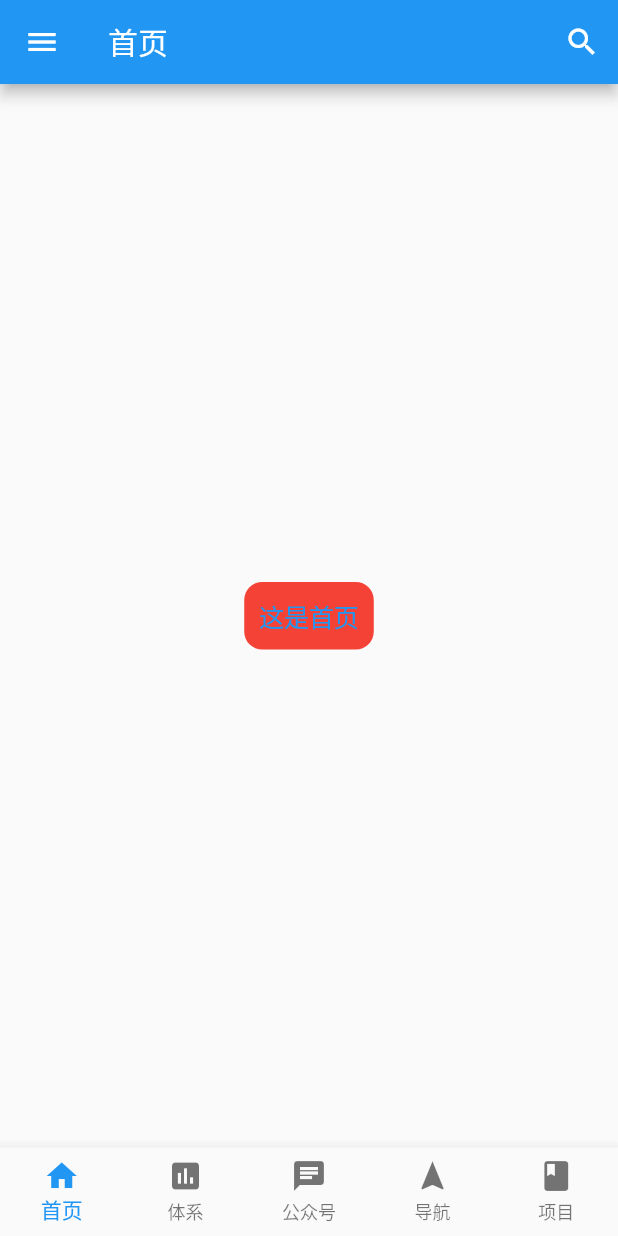
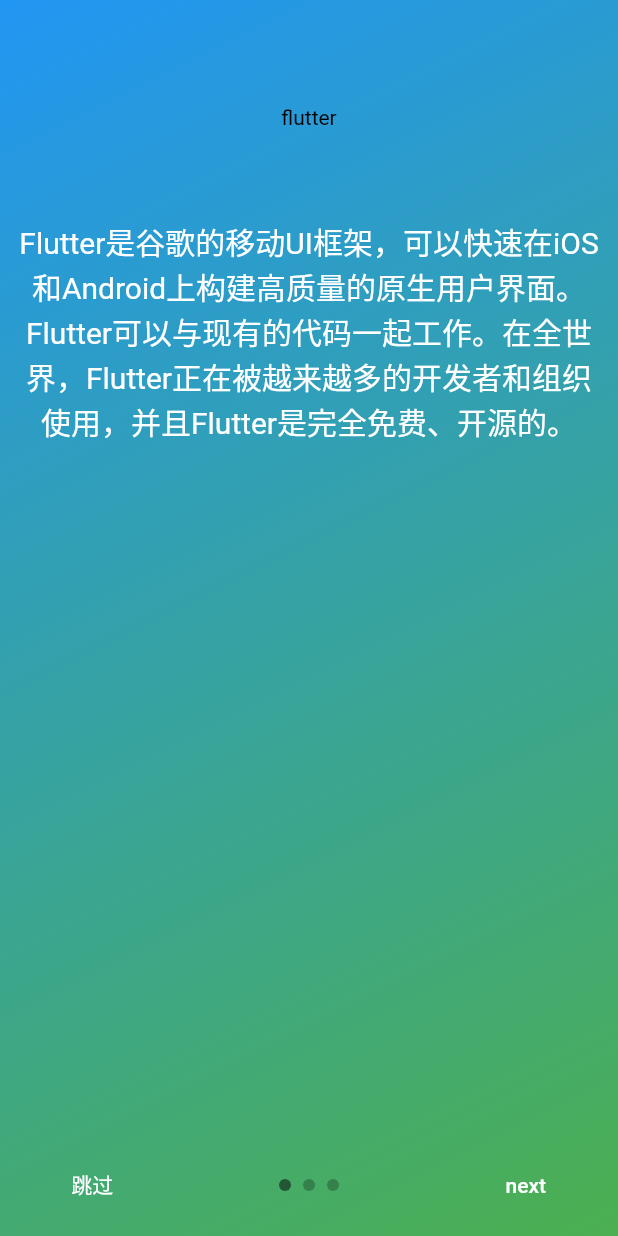
Before and after one commit to pengshuangta/flutter_wan_android_demo, a Flutter app: the screen it shows after launch, on a phone screen of 412 x 824 dp. Run offline on Flutter 3.47's test engine with Material 2 defaults, Android fonts, the light colour scheme and no system bars; drawn by our look-alikes of intro_slider; our stand-ins replace package_info, shared_preferences.

Commit message:
1、实现启动图和引导页功能

```diff
--- a/flutter_wan_android_demo/lib/bottombaritem_app.dart
+++ b/flutter_wan_android_demo/lib/bottombaritem_app.dart
@@ -45,7 +45,7 @@
 /*
 ** 页面标题
 */
-_pageTitleWidget(int index){
+String _pageTitleWidget(int index){
   List<String> titles = <String>[
     '首页',
     '体系',
--- /dev/null
+++ b/flutter_wan_android_demo/lib/define/common_import.dart
@@ -0,0 +1,3 @@
+export 'package:flutter_wan_android_demo/define/system_key.dart';
+export 'package:shared_preferences/shared_preferences.dart';
+export 'package:package_info/package_info.dart';
--- /dev/null
+++ b/flutter_wan_android_demo/lib/define/system_key.dart
@@ -0,0 +1,3 @@
+class SystemKey{
+  static const String app_version = 'app_version';
+}
--- /dev/null
+++ b/flutter_wan_android_demo/lib/page/app_intro_nav/app_intro_nav_page.dart
@@ -0,0 +1,101 @@
+import 'package:flutter/material.dart';
+import 'package:intro_slider/intro_slider.dart';
+import 'package:intro_slider/slide_object.dart';
+import 'package:flutter_wan_android_demo/bottombaritem_app.dart';
+import 'package:flutter_wan_android_demo/define/common_import.dart';
+import 'package:package_info/package_info.dart';
+class AppIntroNavPage extends StatefulWidget{
+  @override
+  State<StatefulWidget> createState() {
+    return AppIntroNavPageState();
+  }
+}
+
+class AppIntroNavPageState extends State<AppIntroNavPage>{
+  // 定义引导页数组
+  List<Slide> slides = new List();
+  // 重写initState 一般做widget的初始化赋值
+  @override
+  void initState() {
+    super.initState();
+    // 第一张
+    slides.add(
+      Slide(
+        title: 'flutter',
+        styleTitle: TextStyle(color: Colors.black),
+        description: 'Flutter是谷歌的移动UI框架，可以快速在iOS和Android上构建高质量的原生用户界面。 Flutter可以与现有的代码一起工作。在全世界，Flutter正在被越来越多的开发者和组织使用，并且Flutter是完全免费、开源的。',
+        styleDescription: TextStyle(color: Colors.white,fontSize: 20.0,),
+        marginDescription: EdgeInsets.all(10.0),
+        // 渐变颜色
+        colorBegin: Colors.blue,
+        colorEnd: Colors.green,
+        // 渐变颜色的方向
+        directionColorBegin: Alignment.topLeft,
+        directionColorEnd: Alignment.bottomRight,
+      ),
+    );
+    // 第二张
+    slides.add(
+      Slide(
+        title: 'flutter',
+        styleTitle: TextStyle(color: Colors.black),
+        description: '这是一款用flutter仿写玩Android的app',
+        styleDescription: TextStyle(color: Colors.white,fontSize: 20.0,),
+        marginDescription: EdgeInsets.all(10.0),
+        // 渐变颜色
+        colorBegin: Color(0xffFFA500),
+        colorEnd: Color(0xff7FFFD4),
+        // 渐变颜色的方向
+        directionColorBegin: Alignment.topLeft,
+        directionColorEnd: Alignment.bottomRight,
+      ),
+    );
+    // 第三张
+    slides.add(
+      Slide(
+        title: 'flutter',
+        styleTitle: TextStyle(color: Colors.black),
+        description: '欢迎使用',
+        styleDescription: TextStyle(color: Colors.white,fontSize: 20.0,),
+        marginDescription: EdgeInsets.all(10.0),
+        // 渐变颜色
+        colorBegin: Color(0xffFFA500),
+        colorEnd: Color(0xff7FFFD4),
+        // 渐变颜色的方向
+        directionColorBegin: Alignment.topLeft,
+        directionColorEnd: Alignment.bottomRight,
+      ),
+    );
+  }
+  /*
+  **  点击 进入/跳过 按钮事件 - 进入app
+  */
+  void onDonePress(){
+    // 1、写入版本号
+    _setAppVersionNumber();
+    // 2、进入app
+    Navigator.of(context).pushAndRemoveUntil(
+    new MaterialPageRoute(builder: (context) => BottomBarItemAPP()),
+    (route) => route == null);
+  }
+
+  /*
+  **  写入版本号
+  */
+  void _setAppVersionNumber() async{
+    PackageInfo packageInfo = await PackageInfo.fromPlatform();
+    SharedPreferences pref = await SharedPreferences.getInstance();
+    pref.setString(SystemKey.app_version, packageInfo.version);
+  }
+  @override
+  Widget build(BuildContext context) {
+    return IntroSlider(
+      slides: this.slides,
+      onDonePress: this.onDonePress,
+      onSkipPress: this.onDonePress,
+      nameSkipBtn: '跳过',
+      nameNextBtn: 'next',
+      nameDoneBtn: '进入',
+    );
+  }
+}
```
Also changed, not shown: flutter_wan_android_demo/lib/page/launch/launch_page.dart (+24 -7 lines), flutter_wan_android_demo/pubspec.yaml (+9 -3 lines), flutter_wan_android_demo/pubspec.lock, 6 other files.
